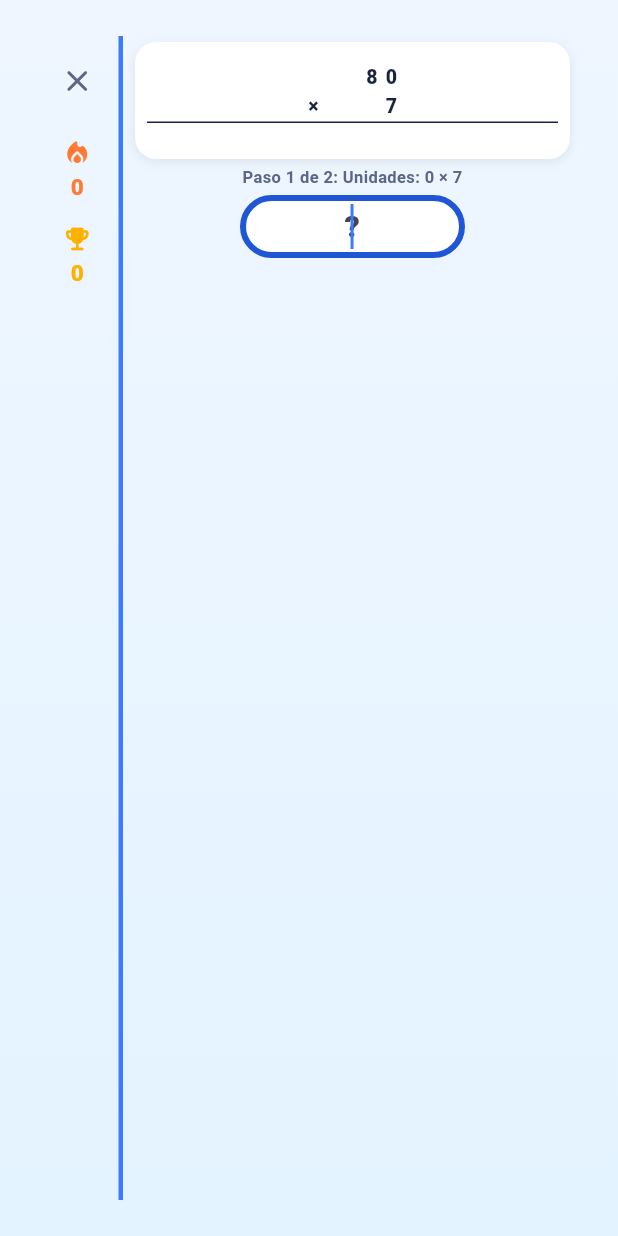
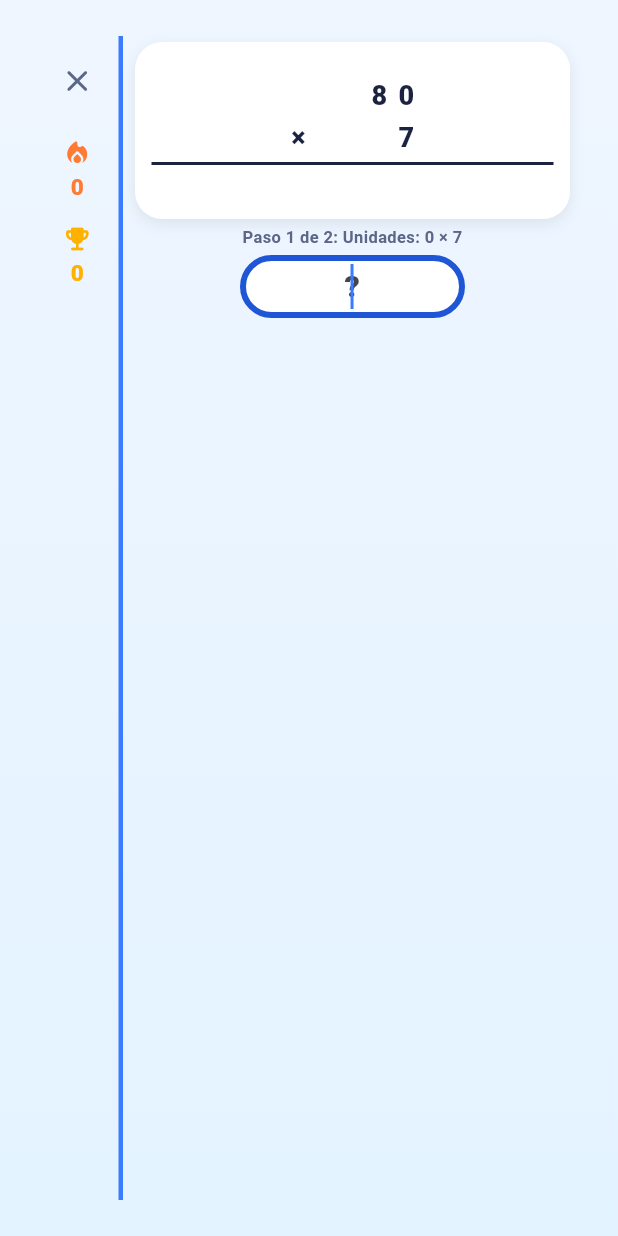
Before and after one commit to BSanFrancisco/EnColumna, a Flutter app: the screen it shows after launch, after a tap on "2 cifras × 1 cifra", on a phone screen of 412 x 824 dp. Run offline on Flutter 3.47's test engine with Material 3 defaults, Android fonts, the phone set to English and light mode, and no system bars; our stand-ins replace shared_preferences.

```diff
--- a/lib/screens/game_screen.dart
+++ b/lib/screens/game_screen.dart
@@ -538,10 +538,10 @@ class _VerticalProblem extends StatelessWidget {
   final _Feedback feedback;
   final String? enteredText;
 
-  static const double _cellWidth = 13;
-  static const double _operatorSlotWidth = 13;
-  static const double _fontSize = 13;
-  static const double _carryFontSize = 7;
+  static const double _cellWidth = 18;
+  static const double _operatorSlotWidth = 18;
+  static const double _fontSize = 18;
+  static const double _carryFontSize = 10;
 
   int get _totalWidth {
     int width = 2; // factor1 siempre tiene 2 cifras.
@@ -639,7 +639,7 @@ class _VerticalProblem extends StatelessWidget {
   }) {
     final double size = fontSize ?? _fontSize;
     return Padding(
-      padding: EdgeInsets.zero,
+      padding: const EdgeInsets.symmetric(vertical: 1),
       child: Row(
         mainAxisSize: MainAxisSize.min,
         children: <Widget>[
@@ -676,8 +676,8 @@ class _VerticalProblem extends StatelessWidget {
 
   Widget _divider() {
     return Container(
-      height: 1,
-      margin: const EdgeInsets.symmetric(vertical: 1),
+      height: 2,
+      margin: const EdgeInsets.symmetric(vertical: 2),
       color: AppColors.textDark,
     );
   }
@@ -749,15 +749,15 @@ class _VerticalProblem extends StatelessWidget {
     }
 
     return Container(
-      padding: const EdgeInsets.symmetric(horizontal: 8, vertical: 4),
+      padding: const EdgeInsets.symmetric(horizontal: 11, vertical: 6),
       decoration: BoxDecoration(
         color: AppColors.cardWhite,
-        borderRadius: BorderRadius.circular(14),
+        borderRadius: BorderRadius.circular(18),
         boxShadow: const <BoxShadow>[
           BoxShadow(
             color: Color(0x14000000),
-            blurRadius: 6,
-            offset: Offset(0, 2),
+            blurRadius: 8,
+            offset: Offset(0, 3),
           ),
         ],
       ),
```
Also changed, not shown: 2 other files.
